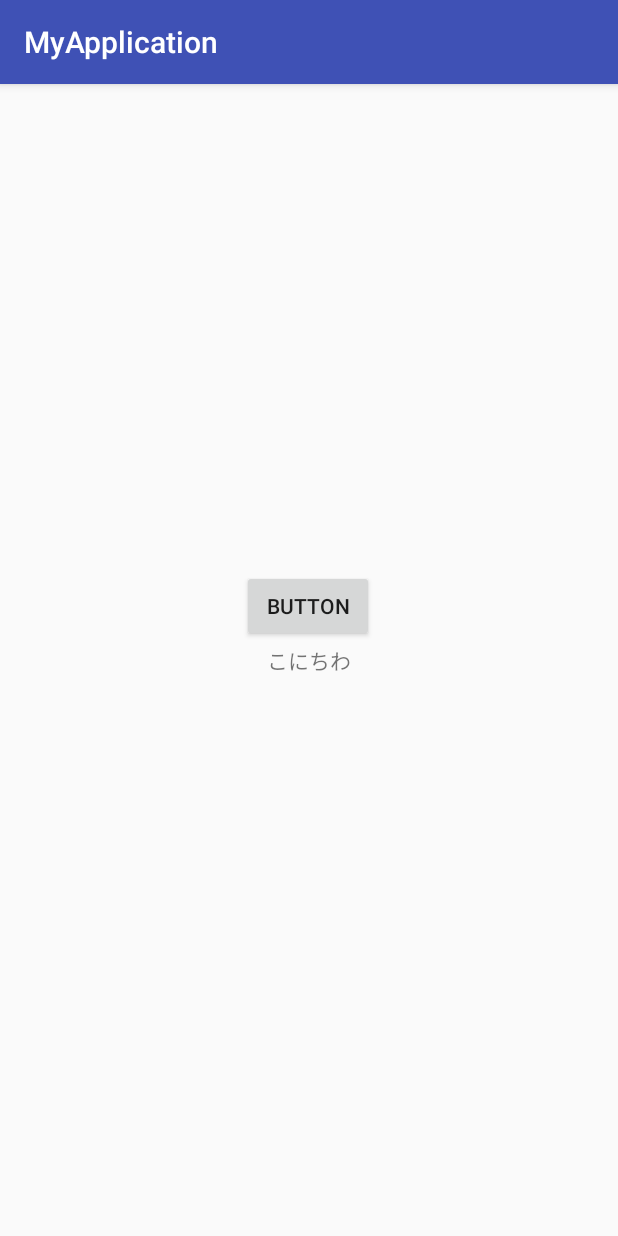
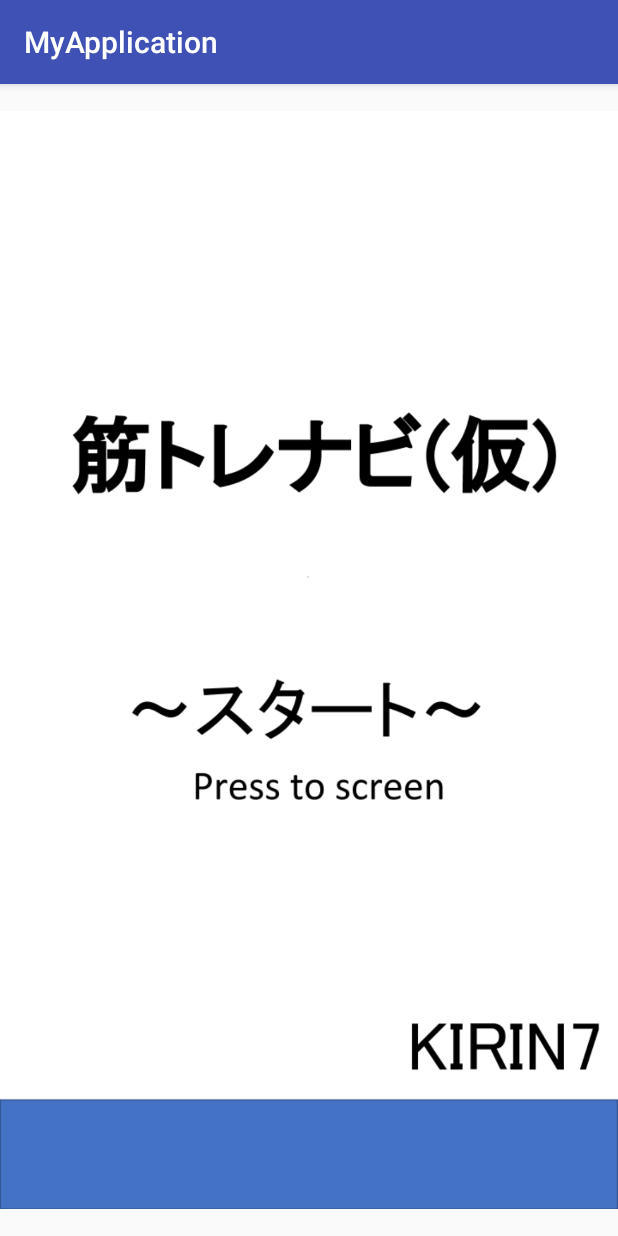
Before and after one commit to KKIRIN7/MyApplication, an Android app: the screen it shows after launch (MainActivity), on a phone screen of 412 x 824 dp. Run offline under Robolectric (Android 15) with nearby library versions, the phone set to English and light mode, and no system bars.

Commit message:
start改善

```diff
--- a/app/src/main/java/com/example/myapplication/MainActivity.java
+++ b/app/src/main/java/com/example/myapplication/MainActivity.java
@@ -15,16 +15,10 @@ public class MainActivity extends AppCompatActivity {
         super.onCreate(savedInstanceState);
         setContentView(R.layout.activity_main);
 
-        TextView myText = findViewById(R.id.textView);
-        myText.setText("こにちわ");
 
-        final Button button = findViewById(R.id.button2);
-        button.setOnClickListener(new View.OnClickListener() {
-            public void onClick(View v) {
-                // クリック時の処理
-                Intent intent = new Intent(MainActivity.this, MenuActivity.class);
-                startActivity(intent);
-            }
-        });
+    }
+    public void onClick0(View v) {
+        Intent intent = new Intent(this, LoginActivity.class);
+        startActivity(intent);
     }
 }
--- a/app/src/main/res/layout/activity_login.xml
+++ b/app/src/main/res/layout/activity_login.xml
@@ -20,28 +20,25 @@
         android:id="@+id/imageButtonLogin"
         android:layout_width="257dp"
         android:layout_height="85dp"
-        android:layout_marginBottom="284dp"
         android:background="@null"
         android:onClick="onClick0"
-        app:layout_constraintBottom_toBottomOf="parent"
+        app:layout_constraintBottom_toBottomOf="@+id/imageView19"
         app:layout_constraintEnd_toEndOf="parent"
-        app:layout_constraintHorizontal_bias="0.497"
         app:layout_constraintStart_toStartOf="parent"
-        app:layout_constraintTop_toTopOf="@+id/imageView16"
-        app:layout_constraintVertical_bias="0.868"
+        app:layout_constraintTop_toTopOf="parent"
+        app:layout_constraintVertical_bias="0.557"
         app:srcCompat="?attr/actionBarDivider" />
 
     <ImageButton
         android:id="@+id/imageButtonLogin2"
         android:layout_width="209dp"
         android:layout_height="68dp"
-        android:layout_marginBottom="172dp"
         android:background="@null"
         android:onClick="onClick1"
         app:layout_constraintBottom_toBottomOf="parent"
         app:layout_constraintEnd_toEndOf="parent"
         app:layout_constraintStart_toStartOf="parent"
-        app:layout_constraintTop_toTopOf="@+id/imageView16"
-        app:layout_constraintVertical_bias="0.868"
+        app:layout_constraintTop_toTopOf="@+id/imageView19"
+        app:layout_constraintVertical_bias="0.739"
         app:srcCompat="?attr/actionBarDivider" />
 </androidx.constraintlayout.widget.ConstraintLayout>
--- a/app/src/main/res/layout/activity_main.xml
+++ b/app/src/main/res/layout/activity_main.xml
@@ -1,32 +1,33 @@
 <?xml version="1.0" encoding="utf-8"?>
-<androidx.constraintlayout.widget.ConstraintLayout
-    xmlns:android="http://schemas.android.com/apk/res/android"
+<androidx.constraintlayout.widget.ConstraintLayout xmlns:android="http://schemas.android.com/apk/res/android"
     xmlns:app="http://schemas.android.com/apk/res-auto"
     xmlns:tools="http://schemas.android.com/tools"
     android:layout_width="match_parent"
     android:layout_height="match_parent"
-    tools:context=".MainActivity">
+    tools:context=".startActivity">
 
-    <TextView
-        android:id="@+id/textView"
+    <ImageView
+        android:id="@+id/imageView20"
         android:layout_width="wrap_content"
         android:layout_height="wrap_content"
-        android:text="Hello World!"
         app:layout_constraintBottom_toBottomOf="parent"
-        app:layout_constraintLeft_toLeftOf="parent"
-        app:layout_constraintRight_toRightOf="parent"
-        app:layout_constraintTop_toTopOf="parent" />
+        app:layout_constraintEnd_toEndOf="parent"
+        app:layout_constraintStart_toStartOf="parent"
+        app:layout_constraintTop_toTopOf="parent"
+        app:srcCompat="@drawable/start" />
 
-    <Button
-        android:id="@+id/button2"
-        android:layout_width="wrap_content"
-        android:layout_height="wrap_content"
-        android:text="Button"
+    <ImageButton
+        android:id="@+id/imageButton6"
+        android:layout_width="415dp"
+        android:layout_height="657dp"
+        android:background="@null"
+        android:onClick="onClick0"
         app:layout_constraintBottom_toBottomOf="parent"
-        app:layout_constraintHorizontal_bias="0.498"
-        app:layout_constraintLeft_toLeftOf="parent"
-        app:layout_constraintRight_toRightOf="parent"
+        app:layout_constraintEnd_toEndOf="parent"
+        app:layout_constraintHorizontal_bias="1.0"
+        app:layout_constraintStart_toStartOf="parent"
         app:layout_constraintTop_toTopOf="parent"
-        app:layout_constraintVertical_bias="0.45" />
+        app:layout_constraintVertical_bias="0.0"
+        app:srcCompat="?attr/actionBarDivider" />
 
 </androidx.constraintlayout.widget.ConstraintLayout>
```
